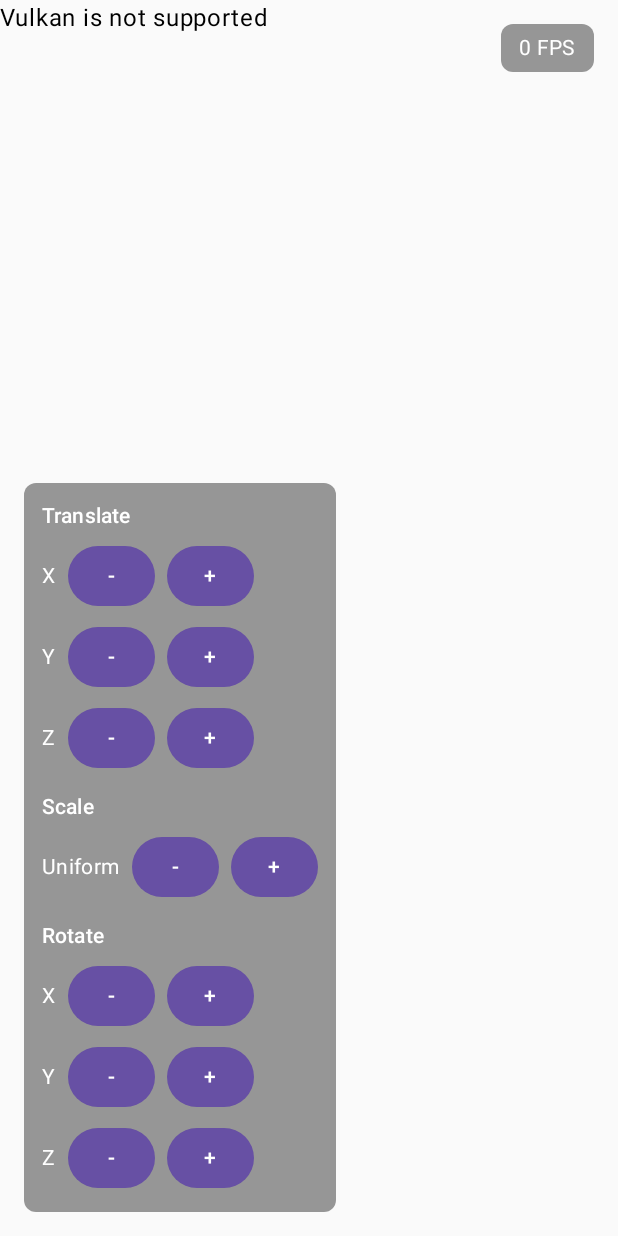
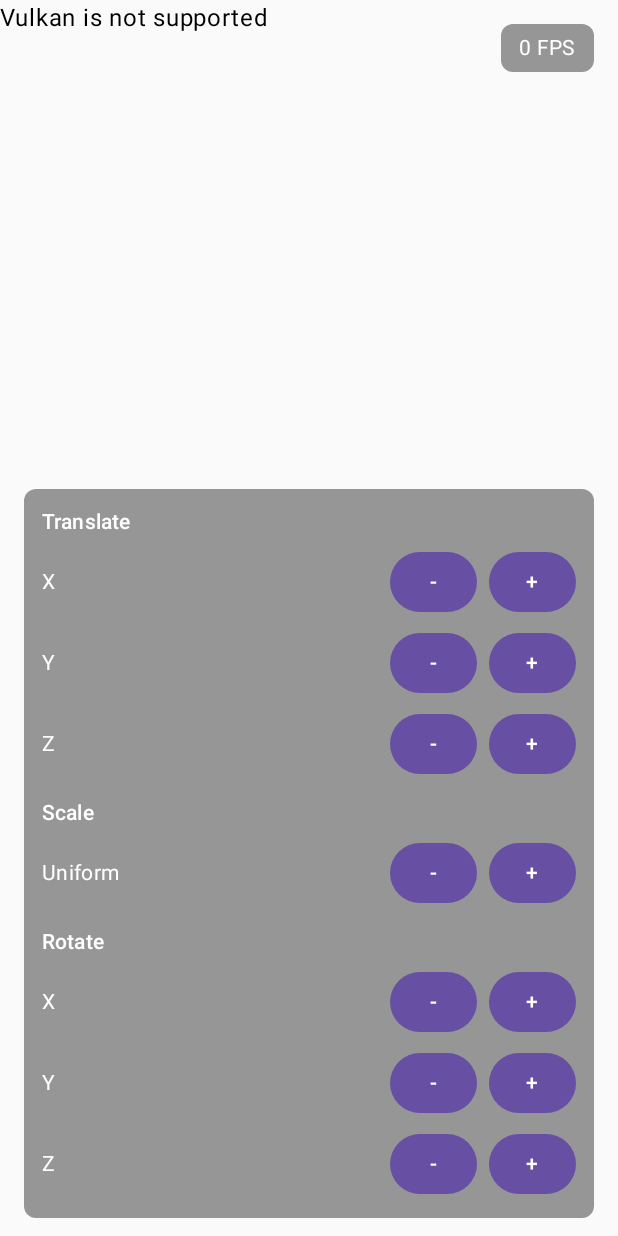
Before and after one commit to smworks/kmp-3d-model-viewer, an Android app built with Jetpack Compose: the screen it shows after launch (MainActivity), on a phone screen of 412 x 824 dp. Run offline under Robolectric (Android 15) with nearby library versions, the light colour scheme and no system bars; 1 statement that could not run was skipped.

Commit message:
Updated controls

```diff
--- a/composeApp/src/androidMain/kotlin/lt/smworks/multiplatform3dengine/Controls.kt
+++ b/composeApp/src/androidMain/kotlin/lt/smworks/multiplatform3dengine/Controls.kt
@@ -4,7 +4,10 @@ import androidx.compose.foundation.background
 import androidx.compose.foundation.layout.Arrangement
 import androidx.compose.foundation.layout.Column
 import androidx.compose.foundation.layout.Row
+import androidx.compose.foundation.layout.fillMaxWidth
 import androidx.compose.foundation.layout.padding
+import androidx.compose.foundation.rememberScrollState
+import androidx.compose.foundation.verticalScroll
 import androidx.compose.material3.Button
 import androidx.compose.material3.MaterialTheme
 import androidx.compose.material3.Text
@@ -31,21 +34,36 @@ fun EngineModelControls(
 
     Column(
         modifier = modifier
+            .fillMaxWidth()
             .background(Color(0x66000000), RoundedCornerShape(8.dp))
-            .padding(12.dp),
+            .padding(12.dp)
+            .verticalScroll(rememberScrollState()),
         verticalArrangement = Arrangement.spacedBy(12.dp)
     ) {
-        TranslateControls(models = models)
-        ScaleControls(models = models)
-        RotateControls(models = models)
+        TranslateControls(
+            models = models,
+            modifier = Modifier.fillMaxWidth()
+        )
+        ScaleControls(
+            models = models,
+            modifier = Modifier.fillMaxWidth()
+        )
+        RotateControls(
+            models = models,
+            modifier = Modifier.fillMaxWidth()
+        )
     }
 }
 
 @Composable
 private fun TranslateControls(
-    models: List<EngineModelHandle>
+    models: List<EngineModelHandle>,
+    modifier: Modifier = Modifier
 ) {
-    Column(verticalArrangement = Arrangement.spacedBy(6.dp)) {
+    Column(
+        modifier = modifier,
+        verticalArrangement = Arrangement.spacedBy(6.dp)
+    ) {
         Text(
             text = "Translate",
             style = MaterialTheme.typography.titleSmall,
@@ -53,6 +71,7 @@ private fun TranslateControls(
         )
         ControlRow(
             label = "X",
+            modifier = Modifier.fillMaxWidth(),
             onDecrement = {
                 models.forEach { handle ->
                     handle.translateBy(-TRANSLATE_STEP, 0f, 0f)
@@ -66,6 +85,7 @@ private fun TranslateControls(
         )
         ControlRow(
             label = "Y",
+            modifier = Modifier.fillMaxWidth(),
             onDecrement = {
                 models.forEach { handle ->
                     handle.translateBy(0f, -TRANSLATE_STEP, 0f)
@@ -79,6 +99,7 @@ private fun TranslateControls(
         )
         ControlRow(
             label = "Z",
+            modifier = Modifier.fillMaxWidth(),
             onDecrement = {
                 models.forEach { handle ->
                     handle.translateBy(0f, 0f, -TRANSLATE_STEP)
@@ -95,9 +116,13 @@ private fun TranslateControls(
 
 @Composable
 private fun ScaleControls(
-    models: List<EngineModelHandle>
+    models: List<EngineModelHandle>,
+    modifier: Modifier = Modifier
 ) {
-    Column(verticalArrangement = Arrangement.spacedBy(6.dp)) {
+    Column(
+        modifier = modifier,
+        verticalArrangement = Arrangement.spacedBy(6.dp)
+    ) {
         Text(
             text = "Scale",
             style = MaterialTheme.typography.titleSmall,
@@ -105,6 +130,7 @@ private fun ScaleControls(
         )
         ControlRow(
             label = "Uniform",
+            modifier = Modifier.fillMaxWidth(),
             onDecrement = {
                 models.forEach { handle ->
                     handle.scaleBy(-SCALE_STEP)
@@ -121,9 +147,13 @@ private fun ScaleControls(
 
 @Composable
 private fun RotateControls(
-    models: List<EngineModelHandle>
+    models: List<EngineModelHandle>,
+    modifier: Modifier = Modifier
 ) {
-    Column(verticalArrangement = Arrangement.spacedBy(6.dp)) {
+    Column(
+        modifier = modifier,
+        verticalArrangement = Arrangement.spacedBy(6.dp)
+    ) {
         Text(
             text = "Rotate",
             style = MaterialTheme.typography.titleSmall,
@@ -131,6 +161,7 @@ private fun RotateControls(
         )
         ControlRow(
             label = "X",
+            modifier = Modifier.fillMaxWidth(),
             onDecrement = {
                 models.forEach { handle ->
                     handle.rotateBy(-ROTATE_STEP, 0f, 0f)
@@ -144,6 +175,7 @@ private fun RotateControls(
         )
         ControlRow(
             label = "Y",
+            modifier = Modifier.fillMaxWidth(),
             onDecrement = {
                 models.forEach { handle ->
                     handle.rotateBy(0f, -ROTATE_STEP, 0f)
@@ -157,6 +189,7 @@ private fun RotateControls(
         )
         ControlRow(
             label = "Z",
+            modifier = Modifier.fillMaxWidth(),
             onDecrement = {
                 models.forEach { handle ->
                     handle.rotateBy(0f, 0f, -ROTATE_STEP)
@@ -174,23 +207,30 @@ private fun RotateControls(
 @Composable
 private fun ControlRow(
     label: String,
+    modifier: Modifier = Modifier,
     onDecrement: () -> Unit,
     onIncrement: () -> Unit
 ) {
     Row(
-        horizontalArrangement = Arrangement.spacedBy(8.dp),
+        modifier = modifier.fillMaxWidth(),
         verticalAlignment = Alignment.CenterVertically
     ) {
         Text(
             text = label,
             style = MaterialTheme.typography.bodyMedium,
-            color = Color.White
+            color = Color.White,
+            modifier = Modifier.weight(1f)
         )
-        Button(onClick = onDecrement) {
-            Text(text = "-")
-        }
-        Button(onClick = onIncrement) {
-            Text(text = "+")
+        Row(
+            horizontalArrangement = Arrangement.spacedBy(8.dp),
+            verticalAlignment = Alignment.CenterVertically
+        ) {
+            Button(onClick = onDecrement) {
+                Text(text = "-")
+            }
+            Button(onClick = onIncrement) {
+                Text(text = "+")
+            }
         }
     }
 }
--- a/composeApp/src/androidMain/kotlin/lt/smworks/multiplatform3dengine/MainActivity.kt
+++ b/composeApp/src/androidMain/kotlin/lt/smworks/multiplatform3dengine/MainActivity.kt
@@ -6,8 +6,11 @@ import androidx.activity.compose.setContent
 import androidx.activity.enableEdgeToEdge
 import androidx.compose.foundation.background
 import androidx.compose.foundation.layout.Box
+import androidx.compose.foundation.layout.Column
 import androidx.compose.foundation.layout.fillMaxSize
+import androidx.compose.foundation.layout.fillMaxWidth
 import androidx.compose.foundation.layout.padding
+import androidx.compose.foundation.layout.systemBarsPadding
 import androidx.compose.foundation.layout.statusBarsPadding
 import androidx.compose.foundation.layout.systemBarsPadding
 import androidx.compose.material3.MaterialTheme
@@ -50,8 +53,15 @@ fun AndroidSample() {
         val modelHandles = sceneState.models.values.toList()
         val fps by sceneState.fps
 
+        Column(
+            modifier = Modifier
+                .fillMaxSize()
+                .systemBarsPadding()
+        ) {
             Box(
-            modifier = Modifier.fillMaxSize()
+                modifier = Modifier
+                    .weight(1f)
+                    .fillMaxSize()
             ) {
                 VulkanScreen(
                     modifier = Modifier.fillMaxSize(),
@@ -71,13 +81,13 @@ fun AndroidSample() {
                     color = Color.White,
                     style = MaterialTheme.typography.bodyMedium
                 )
+            }
 
             EngineModelControls(
                 models = modelHandles,
                 modifier = Modifier
-                    .align(Alignment.BottomStart)
-                    .padding(16.dp)
-                    .systemBarsPadding()
+                    .fillMaxWidth()
+                    .padding(horizontal = 16.dp, vertical = 12.dp)
             )
         }
     }
```
Lines whose indentation alone changed are shown as unchanged.
